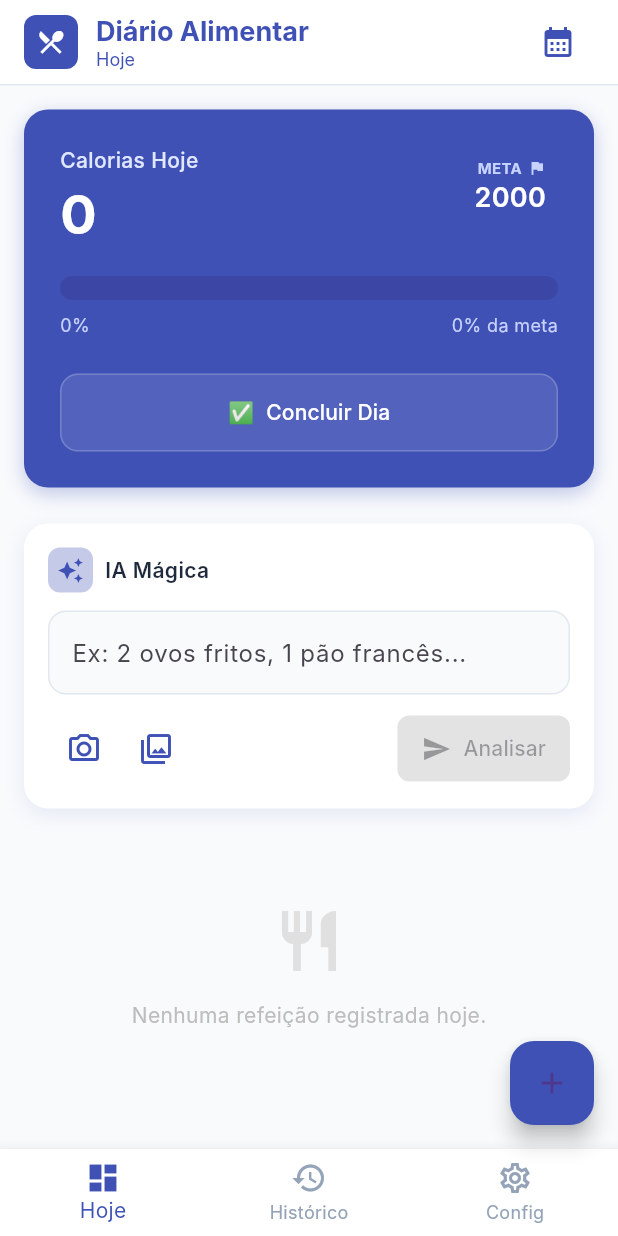
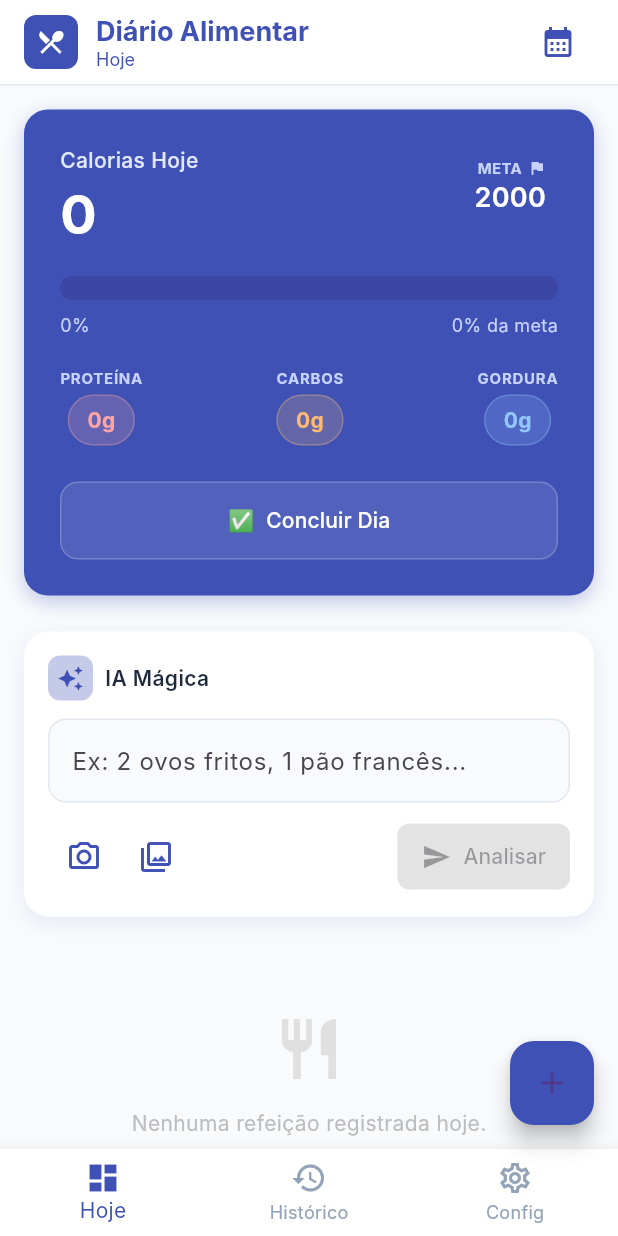
Before and after one commit to gabrielvalim0203/Contador-de-calorias-com-uso-de-IA-VERSAO-MOBILE, a Flutter app: the screen it shows after launch, on a phone screen of 412 x 824 dp. Run offline on Flutter 3.47's test engine with Material 3 defaults, Android fonts, the light colour scheme and no system bars; our stand-ins replace google_generative_ai, image_picker, shared_preferences; Roboto replaces fonts that are missing (Inter).

Commit message:
feat: implement macronutrients (protein, carbs, fat) and AI estimation

```diff
--- a/lib/providers/meal_provider.dart
+++ b/lib/providers/meal_provider.dart
@@ -7,14 +7,28 @@ class Meal {
   final String name;
   final int calories;
   final DateTime date;
+  final int protein;
+  final int carbs;
+  final int fat;
 
-  Meal({required this.id, required this.name, required this.calories, required this.date});
+  Meal({
+    required this.id,
+    required this.name,
+    required this.calories,
+    required this.date,
+    this.protein = 0,
+    this.carbs = 0,
+    this.fat = 0,
+  });
 
   Map<String, dynamic> toJson() => {
         'id': id,
         'name': name,
         'calories': calories,
         'date': date.toIso8601String(),
+        'protein': protein,
+        'carbs': carbs,
+        'fat': fat,
       };
 
   factory Meal.fromJson(Map<String, dynamic> json) => Meal(
@@ -22,6 +36,9 @@ class Meal {
         name: json['name'],
         calories: json['calories'],
         date: DateTime.parse(json['date']),
+        protein: json['protein'] ?? 0,
+        carbs: json['carbs'] ?? 0,
+        fat: json['fat'] ?? 0,
       );
 }
 
@@ -29,15 +46,35 @@ class HistoryItem {
   final String id;
   final String name;
   final int calories;
+  final int protein;
+  final int carbs;
+  final int fat;
 
-  HistoryItem({required this.id, required this.name, required this.calories});
+  HistoryItem({
+    required this.id,
+    required this.name,
+    required this.calories,
+    this.protein = 0,
+    this.carbs = 0,
+    this.fat = 0,
+  });
 
-  Map<String, dynamic> toJson() => {'id': id, 'name': name, 'calories': calories};
+  Map<String, dynamic> toJson() => {
+    'id': id,
+    'name': name,
+    'calories': calories,
+    'protein': protein,
+    'carbs': carbs,
+    'fat': fat,
+  };
 
   factory HistoryItem.fromJson(Map<String, dynamic> json) => HistoryItem(
         id: json['id'],
         name: json['name'],
         calories: json['calories'],
+        protein: json['protein'] ?? 0,
+        carbs: json['carbs'] ?? 0,
+        fat: json['fat'] ?? 0,
       );
 }
 
@@ -68,6 +105,9 @@ class MealProvider with ChangeNotifier {
   }
 
   int get totalCalories => currentMeals.fold(0, (sum, item) => sum + item.calories);
+  int get totalProtein => currentMeals.fold(0, (sum, item) => sum + item.protein);
+  int get totalCarbs => currentMeals.fold(0, (sum, item) => sum + item.carbs);
+  int get totalFat => currentMeals.fold(0, (sum, item) => sum + item.fat);
 
   MealProvider() {
     _loadFromPrefs();
@@ -107,23 +147,36 @@ class MealProvider with ChangeNotifier {
     prefs.setString('apiKey', _apiKey);
   }
 
-  void addMeal(String name, int calories) {
+  void addMeal(String name, int calories, {int protein = 0, int carbs = 0, int fat = 0}) {
     final newMeal = Meal(
       id: DateTime.now().millisecondsSinceEpoch.toString(),
       name: name,
       calories: calories,
       date: _selectedDate,
+      protein: protein,
+      carbs: carbs,
+      fat: fat,
     );
 
     _meals.insert(0, newMeal);
 
-    // Add to history if unique
-    final exists = _history.any((h) => h.name.toLowerCase() == name.toLowerCase() && h.calories == calories);
+    // Add to history if unique (including macros in check)
+    final exists = _history.any((h) =>
+      h.name.toLowerCase() == name.toLowerCase() &&
+      h.calories == calories &&
+      h.protein == protein &&
+      h.carbs == carbs &&
+      h.fat == fat
+    );
+
     if (!exists) {
       _history.insert(0, HistoryItem(
         id: DateTime.now().millisecondsSinceEpoch.toString(),
         name: name,
         calories: calories,
+        protein: protein,
+        carbs: carbs,
+        fat: fat,
       ));
     }
 
@@ -137,7 +190,7 @@ class MealProvider with ChangeNotifier {
     notifyListeners();
   }
 
-  void updateMeal(String id, String name, int calories) {
+  void updateMeal(String id, String name, int calories, {int protein = 0, int carbs = 0, int fat = 0}) {
     final index = _meals.indexWhere((m) => m.id == id);
     if (index != -1) {
       final oldMeal = _meals[index];
@@ -146,6 +199,9 @@ class MealProvider with ChangeNotifier {
         name: name,
         calories: calories,
         date: oldMeal.date,
+        protein: protein,
+        carbs: carbs,
+        fat: fat,
       );
       _saveToPrefs();
       notifyListeners();
--- a/lib/widgets/daily_summary.dart
+++ b/lib/widgets/daily_summary.dart
@@ -134,6 +134,16 @@ class DailySummary extends StatelessWidget {
               Text('$percentage% da meta', style: const TextStyle(color: Color(0xFFC7D2FE), fontSize: 12)),
             ],
           ),
+          const SizedBox(height: 20),
+          // Macronutrients Row
+          Row(
+            mainAxisAlignment: MainAxisAlignment.spaceBetween,
+            children: [
+              _buildMacroItem('Proteína', '${provider.totalProtein}g', const Color(0xFFFCA5A5)),
+              _buildMacroItem('Carbos', '${provider.totalCarbs}g', const Color(0xFFFDBA74)),
+              _buildMacroItem('Gordura', '${provider.totalFat}g', const Color(0xFF93C5FD)),
+            ],
+          ),
           const SizedBox(height: 24),
           SizedBox(
             width: double.infinity,
@@ -160,8 +170,8 @@ class DailySummary extends StatelessWidget {
               icon: const Text('✅'),
               label: const Text('Concluir Dia', style: TextStyle(color: Colors.white)),
               style: OutlinedButton.styleFrom(
-                side: BorderSide(color: Colors.white.withOpacity(0.2)),
-                backgroundColor: Colors.white.withOpacity(0.1),
+                side: BorderSide(color: Colors.white.withValues(alpha: 0.2)),
+                backgroundColor: Colors.white.withValues(alpha: 0.1),
                 padding: const EdgeInsets.symmetric(vertical: 16),
                 shape: RoundedRectangleBorder(borderRadius: BorderRadius.circular(12)),
               ),
@@ -171,4 +181,28 @@ class DailySummary extends StatelessWidget {
       ),
     );
   }
+
+  Widget _buildMacroItem(String label, String value, Color color) {
+    return Column(
+      children: [
+        Text(
+          label.toUpperCase(),
+          style: const TextStyle(color: Color(0xFFC7D2FE), fontSize: 10, fontWeight: FontWeight.bold, letterSpacing: 0.5),
+        ),
+        const SizedBox(height: 4),
+        Container(
+          padding: const EdgeInsets.symmetric(horizontal: 12, vertical: 6),
+          decoration: BoxDecoration(
+            color: color.withValues(alpha: 0.2),
+            borderRadius: BorderRadius.circular(20),
+            border: Border.all(color: color.withValues(alpha: 0.3)),
+          ),
+          child: Text(
+            value,
+            style: TextStyle(color: color, fontSize: 14, fontWeight: FontWeight.bold),
+          ),
+        ),
+      ],
+    );
+  }
 }
```
Also changed, not shown: lib/widgets/ai_input.dart (+15 -3 lines), lib/widgets/meal_list.dart (+77 -4 lines).
